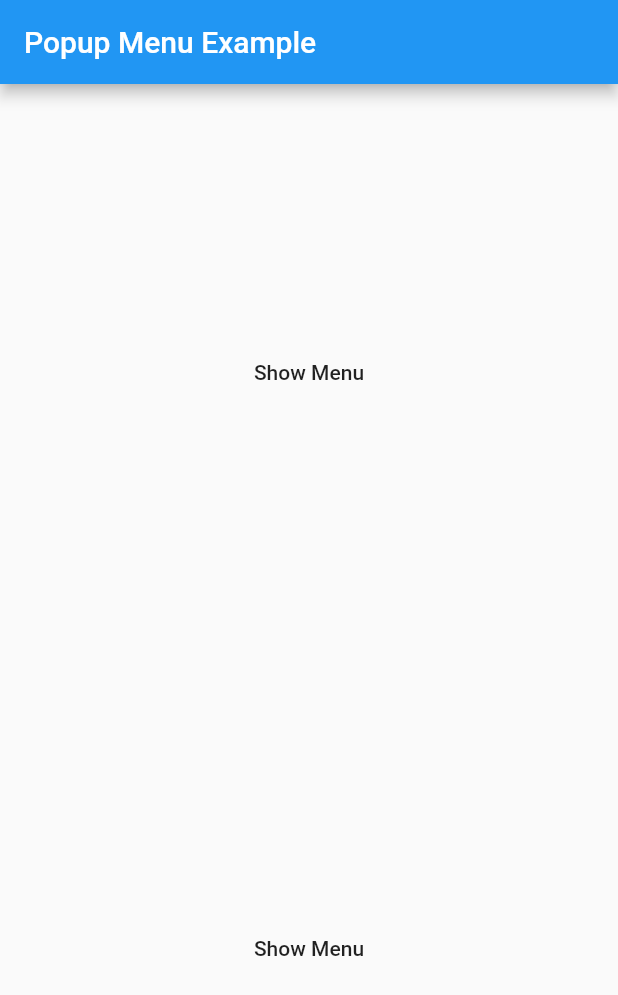
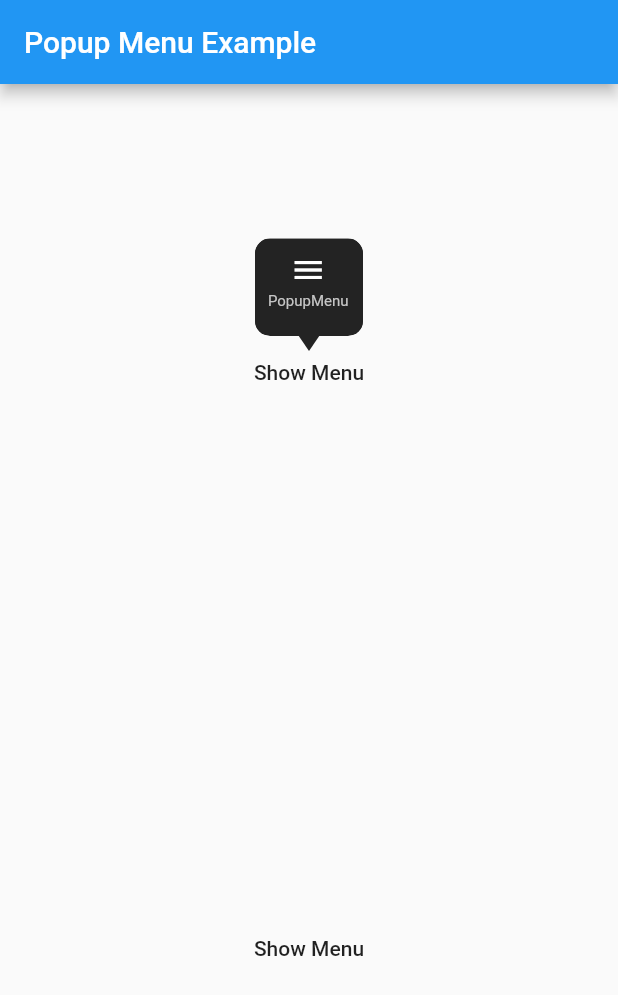
Before and after one commit to chinabrant/popup_menu, a Flutter app: the screen it shows after launch, after a tap on "Show Menu", on a phone screen of 412 x 824 dp. Shown: the top 995 px of the screen. Run offline on Flutter 3.47's test engine with Material 2 defaults, Android fonts, the phone set to English and light mode, and no system bars.

Commit message:
add custom color

```diff
--- a/lib/popup_menu.dart
+++ b/lib/popup_menu.dart
@@ -11,25 +11,29 @@ abstract class MenuItemProvider {
   String get menu_title;
   // Image get menu_image;
   Widget get menu_image;
+  TextStyle get menu_textStyle;
 }
 
 class MenuItem extends MenuItemProvider {
   Widget image; // 图标名称
-  String title;     // 菜单标题
-  var userInfo;     // 额外的菜单荐信息
+  String title; // 菜单标题
+  var userInfo; // 额外的菜单荐信息
+  TextStyle textStyle;
 
-  MenuItem({this.title, this.image, this.userInfo});
+  MenuItem({this.title, this.image, this.userInfo, this.textStyle});
 
   @override
   Widget get menu_image => image;
 
   @override
   String get menu_title => title;
+
+  @override
+  TextStyle get menu_textStyle =>
+      textStyle ?? TextStyle(color: Color(0xffc5c5c5), fontSize: 10.0);
 }
 
-enum MenuType {
-  big, oneLine
-}
+enum MenuType { big, oneLine }
 
 typedef MenuClickCallback = Function(MenuItemProvider item);
 
@@ -44,29 +48,51 @@ class PopupMenu {
   List<MenuItem> items;
   int _row; // row count
   int _col; // col count
-  Offset _offset; // 菜单左上角
+  // The left top point of this menu.
+  Offset _offset;
   VoidCallback dismissCallback;
   MenuClickCallback onClickMenu;
-  Rect showRect;  // 显示在哪个view的rect
-  bool isDown = true; // 是显示在下方还是上方，通过计算得到
+  Rect _showRect; // 显示在哪个view的rect
+  bool _isDown = true; // 是显示在下方还是上方，通过计算得到
   static BuildContext context;
+  // The max column count, default is 4.
+  int _maxColumn;
+  Color _backgroundColor;
+  Color _highlightColor;
+  Color _lineColor;
 
-  PopupMenu({MenuClickCallback onClickMenu, BuildContext context, VoidCallback onDismiss, List<MenuItem> items}) {
+  PopupMenu(
+      {MenuClickCallback onClickMenu,
+      BuildContext context,
+      VoidCallback onDismiss,
+      int maxColumn,
+      Color backgroundColor,
+      Color highlightColor,
+      Color lineColor,
+      List<MenuItem> items}) {
     this.onClickMenu = onClickMenu;
     this.dismissCallback = onDismiss;
     this.items = items;
+    this._maxColumn = maxColumn ?? 4;
+    this._backgroundColor = backgroundColor ?? Color(0xff232323);
+    this._lineColor = lineColor ?? Color(0xff353535);
+    this._highlightColor = highlightColor ?? Color(0x55000000);
     if (context != null) {
       PopupMenu.context = context;
     }
   }
 
-  void show({@required Rect rect, List<MenuItem> items}) {
+  void show({Rect rect, GlobalKey widgetKey, List<MenuItem> items}) {
+    if (rect == null && widgetKey == null) {
+      print("'rect' and 'key' can't be both null");
+      return;
+    }
+
     this.items = items ?? this.items;
-    this.showRect = rect;
-    _col = _calculateColCount();
-    _row = _calculateRowCount();
-    _offset = _calculateOffset(PopupMenu.context);
+    this._showRect = rect ?? PopupMenu.getWidgetGlobalRect(widgetKey);
     this.dismissCallback = dismissCallback;
+
+    _calculatePosition(PopupMenu.context);
 
     _entry = OverlayEntry(builder: (context) {
       return buildPopupMenuLayout(_offset);
@@ -75,24 +101,32 @@ class PopupMenu {
     Overlay.of(PopupMenu.context).insert(_entry);
   }
 
-  void dismiss() {
-    _entry.remove();
-    if (dismissCallback != null) {
-      dismissCallback();
+  static Rect getWidgetGlobalRect(GlobalKey key) {
+    RenderBox renderBox = key.currentContext.findRenderObject();
+    var offset = renderBox.localToGlobal(Offset.zero);
+    return Rect.fromLTWH(
+        offset.dx, offset.dy, renderBox.size.width, renderBox.size.height);
   }
+
+  void _calculatePosition(BuildContext context) {
+    _col = _calculateColCount();
+    _row = _calculateRowCount();
+    _offset = _calculateOffset(PopupMenu.context);
   }
 
   Offset _calculateOffset(BuildContext context) {
-    double dx = showRect.left + showRect.width / 2.0 - menuWidth() / 2.0;
+    double dx = _showRect.left + _showRect.width / 2.0 - menuWidth() / 2.0;
     if (dx < 10.0) {
       dx = 10.0;
     }
 
-    double dy = showRect.top - menuHeight();
+    double dy = _showRect.top - menuHeight();
     if (dy <= MediaQuery.of(context).padding.top + 10) {
-      // 上面放不下，放下面
-      dy = arrowHeight + showRect.height + showRect.top;
-      isDown = false;
+      // The have not enough space above, show menu under the widget.
+      dy = arrowHeight + _showRect.height + _showRect.top;
+      _isDown = false;
+    } else {
+      _isDown = true;
     }
 
     return Offset(dx, dy);
@@ -102,7 +136,7 @@ class PopupMenu {
     return itemWidth * _col;
   }
 
-  // 这里是没有加上箭头部分高度的
+  // This height exclude the arrow
   double menuHeight() {
     return itemHeight * _row;
   }
@@ -116,14 +150,16 @@ class PopupMenu {
         },
         child: Stack(
           children: <Widget>[
+            // triangle arrow
             Positioned(
-              left: showRect.left + showRect.width / 2.0 - 7.5,
-              top: isDown ? offset.dy + menuHeight() : offset.dy - arrowHeight,
+              left: _showRect.left + _showRect.width / 2.0 - 7.5,
+              top: _isDown ? offset.dy + menuHeight() : offset.dy - arrowHeight,
               child: CustomPaint(
                 size: Size(15.0, arrowHeight),
-                painter: TrianglePainter(isDown: isDown),
+                painter: TrianglePainter(isDown: _isDown, color: _backgroundColor),
               ),
             ),
+            // menu content
             Positioned(
               left: offset.dx,
               top: offset.dy,
@@ -138,7 +174,7 @@ class PopupMenu {
                           width: menuWidth(),
                           height: menuHeight(),
                           decoration: BoxDecoration(
-                              color: Color(0xff232323),
+                            color: _backgroundColor,
                               borderRadius: BorderRadius.circular(10.0)),
                           child: Column(
                             children: _createRows(),
@@ -159,7 +195,7 @@ class PopupMenu {
     List<Widget> rows = [];
     for (int i = 0; i < _row; i++) {
       Color color =
-          (i < _row - 1 && _row != 1) ? Color(0xff353535) : Colors.transparent;
+          (i < _row - 1 && _row != 1) ? _lineColor : Colors.transparent;
       Widget rowWidget = Container(
         decoration:
             BoxDecoration(border: Border(bottom: BorderSide(color: color))),
@@ -192,7 +228,7 @@ class PopupMenu {
     return itemWidgets;
   }
 
-  // 计算要显示几行
+  // calculate row count
   int _calculateRowCount() {
     if (items == null || items.length == 0) {
       debugPrint('error menu items can not be null');
@@ -210,7 +246,7 @@ class PopupMenu {
     return row;
   }
 
-  // 要显示多少列
+  // calculate col count
   int _calculateColCount() {
     if (items == null || items.length == 0) {
       debugPrint('error menu items can not be null');
@@ -242,17 +278,17 @@ class PopupMenu {
   double get screenWidth {
     double width = window.physicalSize.width;
     double ratio = window.devicePixelRatio;
-    return width/ratio;
+    return width / ratio;
   }
-
-  // 最多能显示几列,根据屏幕宽度计算, 一行最多显示4个
-  int get _maxColumn => min(4, (screenWidth - 20.0) ~/ itemWidth);
 
   Widget _createMenuItem(MenuItem item, bool showLine) {
     return _MenuItemWidget(
       item: item,
       showLine: showLine,
       clickCallback: itemClicked,
+      lineColor: _lineColor,
+      backgroundColor: _backgroundColor,
+      highlightColor: _highlightColor,
     );
   }
 
@@ -263,15 +299,32 @@ class PopupMenu {
 
     dismiss();
   }
+
+  void dismiss() {
+    _entry.remove();
+    if (dismissCallback != null) {
+      dismissCallback();
+    }
+  }
 }
 
 class _MenuItemWidget extends StatefulWidget {
   final MenuItem item;
   // 是否要显示右边的分隔线
   final bool showLine;
+  final Color lineColor;
+  final Color backgroundColor;
+  final Color highlightColor;
+
   final Function(MenuItemProvider item) clickCallback;
 
-  _MenuItemWidget({this.item, this.showLine = false, this.clickCallback});
+  _MenuItemWidget(
+      {this.item,
+      this.showLine = false,
+      this.clickCallback,
+      this.lineColor,
+      this.backgroundColor,
+      this.highlightColor});
 
   @override
   State<StatefulWidget> createState() {
@@ -280,8 +333,15 @@ class _MenuItemWidget extends StatefulWidget {
 }
 
 class _MenuItemWidgetState extends State<_MenuItemWidget> {
-  final highlightColor = Color(0x55000000);
+  var highlightColor = Color(0x55000000);
   var color = Color(0xff232323);
+
+  @override
+  void initState() {
+    color = widget.backgroundColor;
+    highlightColor = widget.highlightColor;
+    super.initState();
+  }
 
   @override
   Widget build(BuildContext context) {
@@ -291,11 +351,11 @@ class _MenuItemWidgetState extends State<_MenuItemWidget> {
         setState(() {});
       },
       onTapUp: (details) {
-        color = Color(0xff232323);
+        color = widget.backgroundColor;
         setState(() {});
       },
       onLongPressEnd: (details) {
-        color = Color(0xff232323);
+        color = widget.backgroundColor;
         setState(() {});
       },
       onTap: () {
@@ -311,30 +371,48 @@ class _MenuItemWidgetState extends State<_MenuItemWidget> {
               border: Border(
                   right: BorderSide(
                       color: widget.showLine
-                        ? Color(0xff353535)
+                          ? widget.lineColor
                           : Colors.transparent))),
-        child: Column(
+          child: _createContent()),
+    );
+  }
+
+  Widget _createContent() {
+    if (widget.item.menu_image != null) {
+      // image and text
+      return Column(
         mainAxisAlignment: MainAxisAlignment.center,
         children: <Widget>[
           Container(
             width: 30.0,
             height: 30.0,
-              child: widget.item.image,
+            child: widget.item.menu_image,
           ),
           Container(
             height: 22.0,
             child: Material(
               color: Colors.transparent,
               child: Text(
-                  widget.item.title,
-                  style:
-                      const TextStyle(color: Color(0xffc5c5c5), fontSize: 10.0),
+                widget.item.menu_title,
+                style: widget.item.menu_textStyle,
               ),
             ),
           )
         ],
+      );
+    } else {
+      // only text
+      return Container(
+        child: Center(
+          child: Material(
+            color: Colors.transparent,
+            child: Text(
+              widget.item.title,
+              style: widget.item.menu_textStyle,
+            ),
           ),
         ),
       );
     }
   }
+}
--- a/lib/triangle_painter.dart
+++ b/lib/triangle_painter.dart
@@ -5,14 +5,15 @@ import 'package:flutter/rendering.dart';
 class TrianglePainter extends CustomPainter {
 
   bool isDown;
+  Color color;
 
-  TrianglePainter({this.isDown = true});
+  TrianglePainter({this.isDown = true, this.color});
 
   @override
   void paint(Canvas canvas, Size size) {
     Paint _paint = new Paint();
     _paint.strokeWidth = 2.0;
-    _paint.color = Color(0xff232323);
+    _paint.color = color;
     _paint.style = PaintingStyle.fill;
 
     Path path = new Path();
--- a/pubspec.yaml
+++ b/pubspec.yaml
@@ -1,8 +1,8 @@
 name: popup_menu
-description: A new Flutter package project.
+description: A Flutter popup menu.
 version: 0.0.1
-author:
-homepage:
+author: chinabrant
+homepage: https://github.com/chinabrant/popup_menu
 
 environment:
   sdk: ">=2.1.0 <3.0.0"
```
Lines whose indentation alone changed are shown as unchanged.
